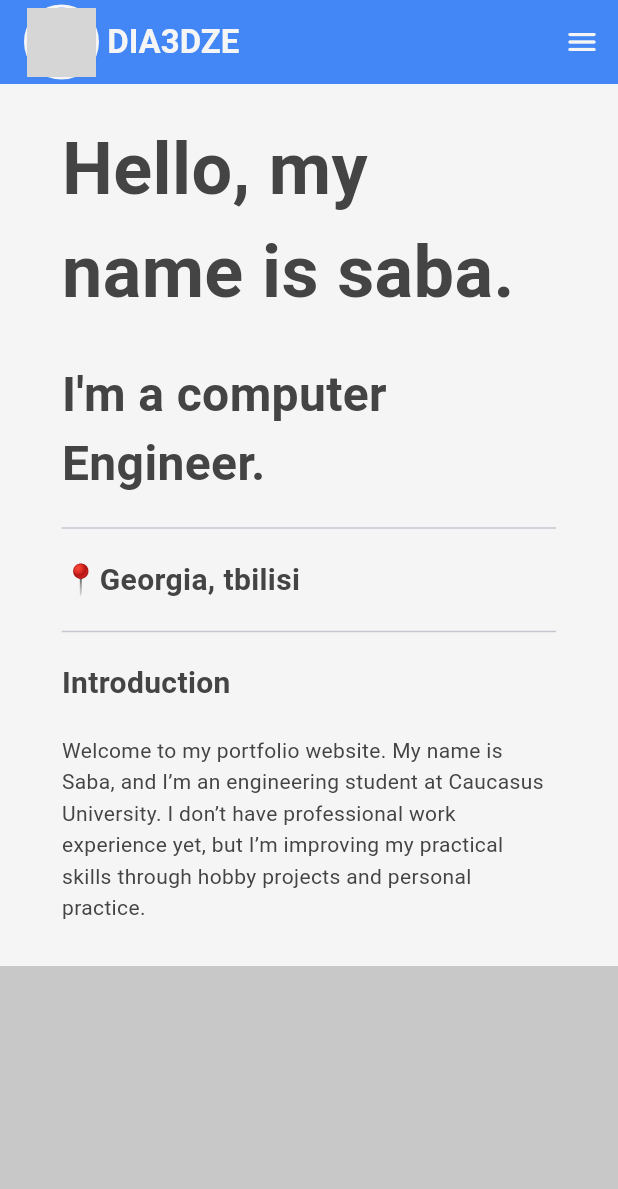
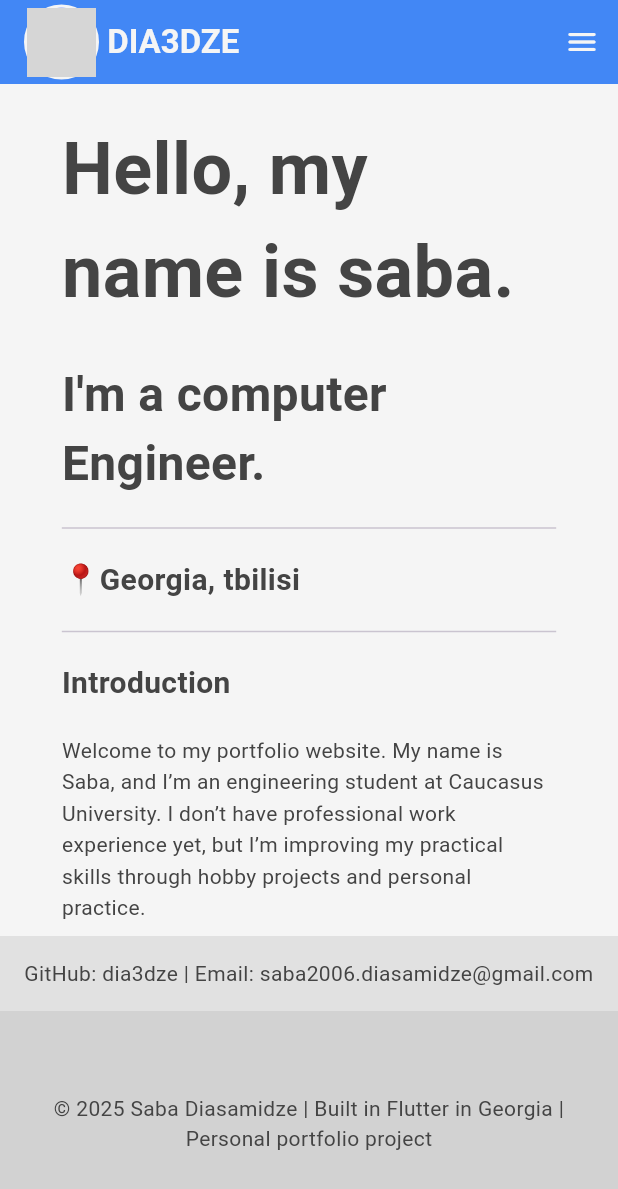
Before and after one commit to dia3dze/dia3dze, a Flutter app: the screen it shows after launch, on a phone screen of 412 x 824 dp. Shown: the top 1189 px of the screen. Run offline on Flutter 3.47's test engine with Material 3 defaults, Android fonts, the phone set to English and light mode, and no system bars; grey boxes are pictures that could not be loaded.

Commit message:
made the first footer

```diff
--- a/lib/components/footer.dart
+++ b/lib/components/footer.dart
@@ -1,4 +1,5 @@
 import 'package:dia3dze/constants.dart';
+import 'package:dia3dze/styles.dart';
 import 'package:flutter/material.dart';
 
 class Footer extends StatelessWidget {
@@ -6,10 +7,36 @@ class Footer extends StatelessWidget {
 
   @override
   Widget build(BuildContext context) {
-    return Container(
-      color: AppColors.surfaceDark,
-      height: 180,
-      margin: EdgeInsets.only(top: 20),
+    return Column(
+      children: [
+        Container(
+          color: AppColors.surface,
+          height: FooterStyles.topHeight,
+          alignment: Alignment.center,
+          child: Text(
+            "GitHub: dia3dze | Email: saba2006.diasamidze@gmail.com",
+            style: const TextStyle(
+              color: AppColors.textPrimary,
+              fontSize: BaseTextStyles.baseFontSize,
+            ),
+            textAlign: TextAlign.center,
+          ),
+        ),
+        Container(
+          color: AppColors.surfaceDark,
+          height: FooterStyles.bottomHeight,
+          padding: const EdgeInsets.all(FooterStyles.padding),
+          alignment: Alignment.center,
+          child: Text(
+            "© 2025 Saba Diasamidze | Built in Flutter in Georgia | Personal portfolio project",
+            style: const TextStyle(
+              color: AppColors.textPrimary,
+              fontSize: BaseTextStyles.baseFontSize,
+            ),
+            textAlign: TextAlign.center,
+          ),
+        ),
+      ],
     );
   }
 }
--- a/lib/constants.dart
+++ b/lib/constants.dart
@@ -9,9 +9,10 @@ class AppColors {
   static const secondaryLight = Color.fromRGBO(255, 138, 80, 1);
   static const secondaryDark = Color.fromRGBO(231, 76, 60, 1);
 
-  static const surfaceDark = Color.fromRGBO(200, 200, 200, 1);
   static const background = Color.fromRGBO(245, 245, 245, 1);
-  static const surface = Color.fromRGBO(255, 255, 255, 1);
+  static const surfaceLight = Color.fromRGBO(255, 255, 255, 1);
+  static const surface = Color.fromRGBO(225, 225, 225, 1);
+  static const surfaceDark = Color.fromRGBO(210, 210, 210, 1);
 
   static const textPrimary = Color.fromRGBO(68, 68, 68, 1.0);
   static const textSecondary = Color.fromRGBO(117, 117, 117, 1);
--- a/lib/styles.dart
+++ b/lib/styles.dart
@@ -98,3 +98,9 @@ class MarkdownStyles {
 
   static const Color textColor = AppColors.textPrimary;
 }
+
+class FooterStyles {
+  static const double topHeight = 50;
+  static const double bottomHeight = 150;
+  static const double padding = 16;
+}
```
